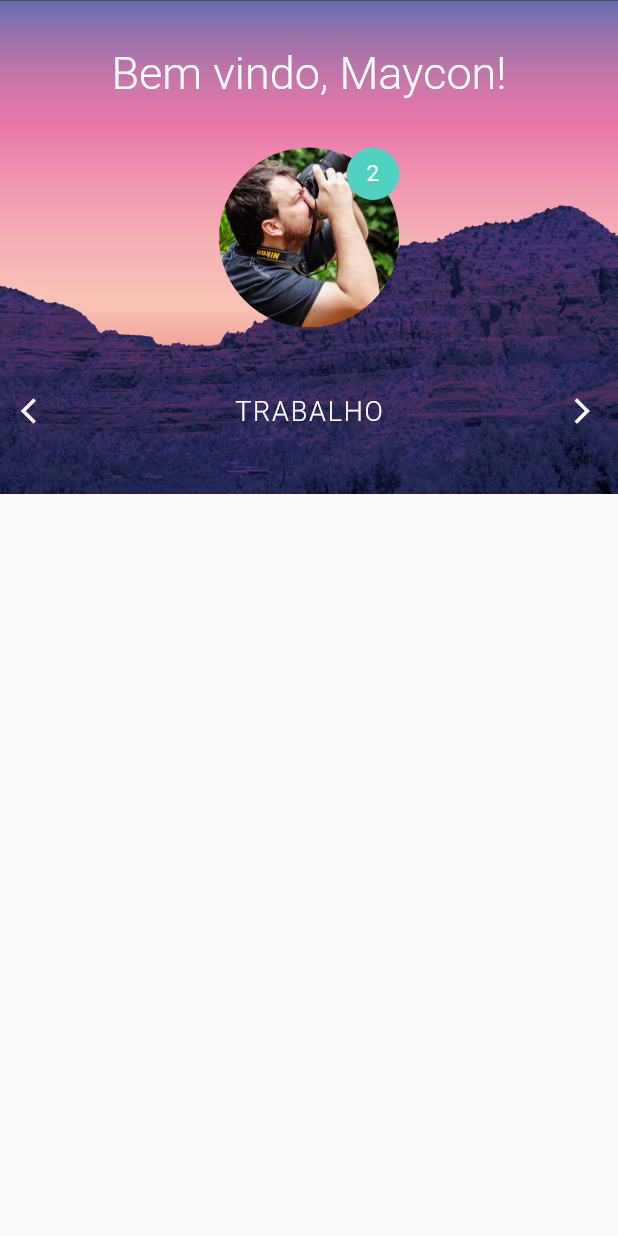
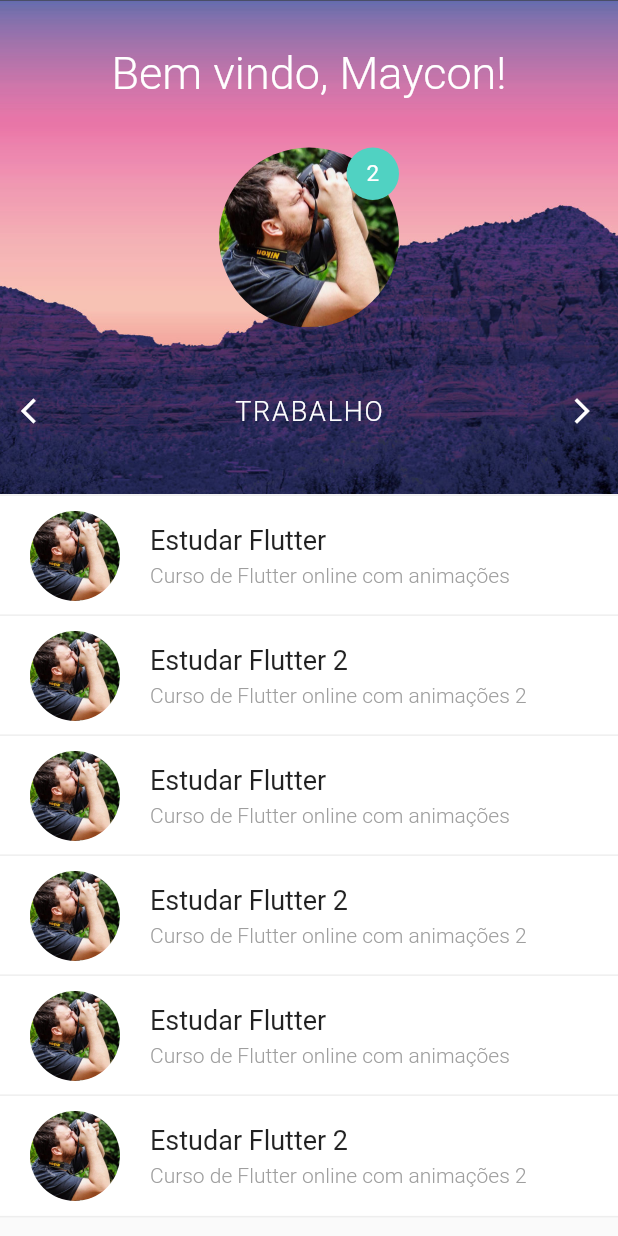
Before and after one commit to mayconfrancisco/flutter_login_animation, a Flutter app: the screen it shows after launch, on a phone screen of 412 x 824 dp. Run offline on Flutter 3.47's test engine with Material 2 defaults, Android fonts, the phone set to English and light mode, and no system bars.

Commit message:
adicionada lista animada na tela inicial

```diff
--- /dev/null
+++ b/lib/screens/home/widgets/animated_listview.dart
@@ -0,0 +1,29 @@
+import 'package:flutter/material.dart';
+import 'package:flutter_login_animation/screens/home/widgets/list_data.dart';
+
+class AnimatedListView extends StatelessWidget {
+  final Animation<EdgeInsets> listViewSlidePosition;
+
+  AnimatedListView(this.listViewSlidePosition);
+
+  @override
+  Widget build(BuildContext context) {
+    return Stack(
+      alignment: Alignment.bottomCenter,
+      children: [
+        ListData("Estudar Flutter", "Curso de Flutter online com animações",
+            AssetImage('images/perfil.jpg'), listViewSlidePosition.value * 5),
+        ListData("Estudar Flutter 2", "Curso de Flutter online com animações 2",
+            AssetImage('images/perfil.jpg'), listViewSlidePosition.value * 4),
+        ListData("Estudar Flutter", "Curso de Flutter online com animações",
+            AssetImage('images/perfil.jpg'), listViewSlidePosition.value * 3),
+        ListData("Estudar Flutter 2", "Curso de Flutter online com animações 2",
+            AssetImage('images/perfil.jpg'), listViewSlidePosition.value * 2),
+        ListData("Estudar Flutter", "Curso de Flutter online com animações",
+            AssetImage('images/perfil.jpg'), listViewSlidePosition.value * 1),
+        ListData("Estudar Flutter 2", "Curso de Flutter online com animações 2",
+            AssetImage('images/perfil.jpg'), listViewSlidePosition.value * 0),
+      ],
+    );
+  }
+}
--- /dev/null
+++ b/lib/screens/home/widgets/list_data.dart
@@ -0,0 +1,52 @@
+import 'package:flutter/material.dart';
+
+class ListData extends StatelessWidget {
+  final String title;
+  final String subTitle;
+  final ImageProvider image;
+  final EdgeInsets margin;
+
+  ListData(this.title, this.subTitle, this.image, this.margin);
+
+  @override
+  Widget build(BuildContext context) {
+    return Container(
+      margin: margin,
+      decoration: BoxDecoration(
+          color: Colors.white,
+          border: Border(
+              top: BorderSide(color: Colors.grey[200], width: 1.0),
+              bottom: BorderSide(color: Colors.grey[200], width: 1.0))),
+      child: Row(
+        children: [
+          Container(
+            width: 60,
+            height: 60,
+            margin: EdgeInsets.fromLTRB(20, 10, 20, 10),
+            decoration: BoxDecoration(
+                shape: BoxShape.circle, image: DecorationImage(image: image)),
+          ),
+          Column(
+            crossAxisAlignment: CrossAxisAlignment.start,
+            children: [
+              Text(
+                title,
+                style: TextStyle(fontSize: 18, fontWeight: FontWeight.w400),
+              ),
+              const SizedBox(
+                height: 5,
+              ),
+              Text(
+                subTitle,
+                style: TextStyle(
+                    fontSize: 14,
+                    color: Colors.grey,
+                    fontWeight: FontWeight.w300),
+              ),
+            ],
+          )
+        ],
+      ),
+    );
+  }
+}
--- a/lib/screens/home/widgets/stagger_animation.dart
+++ b/lib/screens/home/widgets/stagger_animation.dart
@@ -1,20 +1,29 @@
 import 'package:flutter/material.dart';
+import 'package:flutter_login_animation/screens/home/widgets/animated_listview.dart';
 import 'package:flutter_login_animation/screens/home/widgets/home_top.dart';
 
 class StaggerAnimation extends StatelessWidget {
   final AnimationController animationController;
 
   final Animation<double> containerGrow;
+  final Animation<EdgeInsets> listSlidePosition;
 
   StaggerAnimation(this.animationController)
       : containerGrow =
-            CurvedAnimation(parent: animationController, curve: Curves.ease);
+            CurvedAnimation(parent: animationController, curve: Curves.ease),
+        listSlidePosition = EdgeInsetsTween(
+                begin: EdgeInsets.only(bottom: 0),
+                end: EdgeInsets.only(bottom: 80))
+            .animate(CurvedAnimation(
+                parent: animationController,
+                curve: Interval(0.325, 0.8, curve: Curves.ease)));
 
   Widget _buildAnimation(BuildContext context, Widget child) {
     return ListView(
       padding: EdgeInsets.zero,
       children: [
         HomeTop(containerGrow),
+        AnimatedListView(listSlidePosition),
       ],
     );
   }
```
